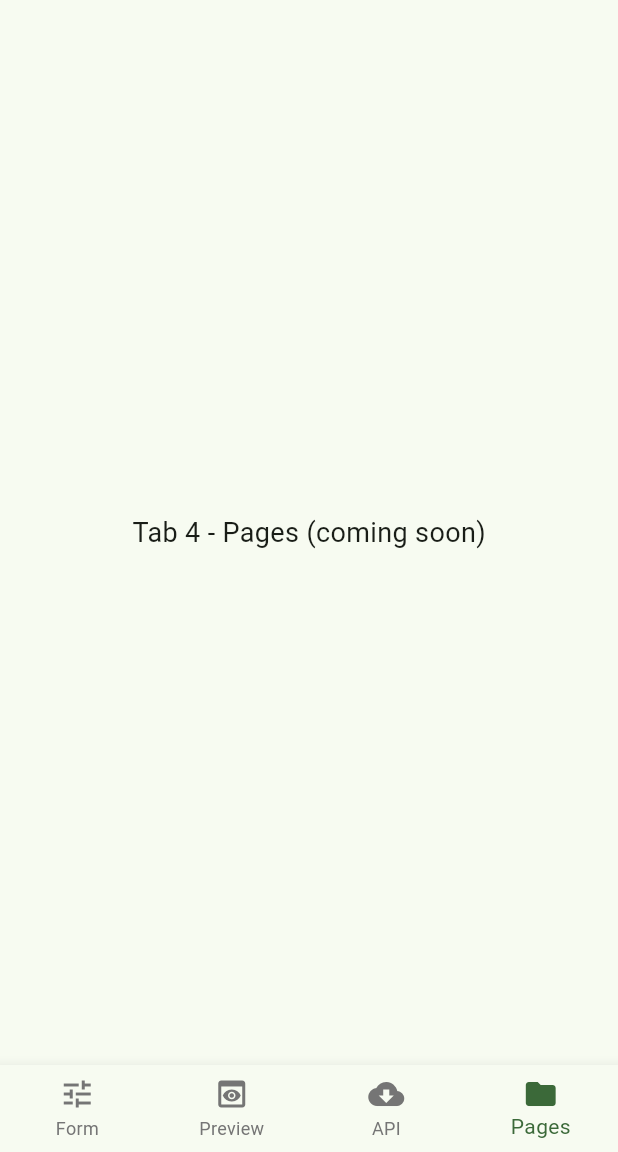
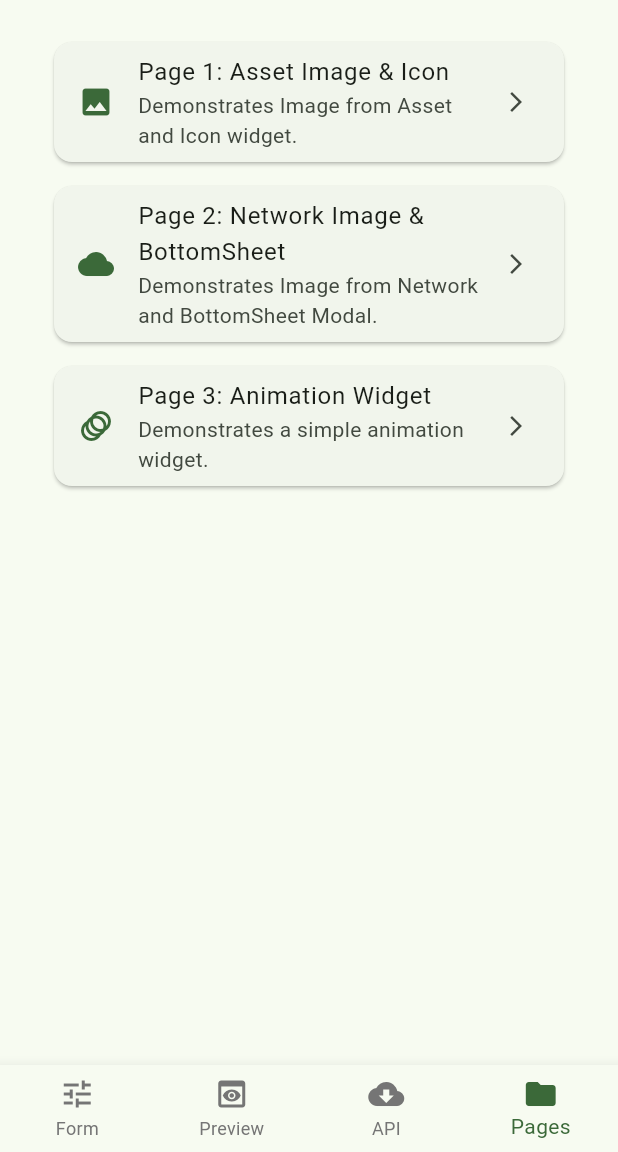
Before and after one commit to shahalamahmed/flutter1, a Flutter app: the screen it shows after launch, item 4 of the bottom bar chosen, on a phone screen of 412 x 824 dp, the part 84-1236 px from its top. Run offline on Flutter 3.47's test engine with Material 3 defaults, Android fonts, the phone set to English and light mode, and no system bars; network calls fail.

Commit message:
task complate

```diff
--- a/lib/home_activity.dart
+++ b/lib/home_activity.dart
@@ -2,6 +2,7 @@ import 'package:flutter/material.dart';
 import 'tabs/tab_one.dart';
 import 'tabs/tab_two.dart';
 import 'tabs/tab_three.dart';
+import 'tabs/tab_four.dart';
 import 'pages/notification_page.dart';
 
 class HomeActivity extends StatefulWidget {
@@ -49,7 +50,7 @@ class _HomeActivityState extends State<HomeActivity> {
       const Center(
         child: Padding(
           padding: EdgeInsets.all(20),
-          child: Text("Tab 4 - Pages (coming soon)", style: TextStyle(fontSize: 18)),
+          child: TabFour(),
         ),
       ),
     ];
--- /dev/null
+++ b/lib/tabs/tab_four.dart
@@ -0,0 +1,57 @@
+// lib/tabs/tab_four.dart
+
+import 'package:flutter/material.dart';
+import '../pages/subpage_one.dart';
+import '../pages/subpage_two.dart';
+import '../pages/subpage_three.dart';
+
+class TabFour extends StatelessWidget {
+  const TabFour({super.key});
+
+  @override
+  Widget build(BuildContext context) {
+    return ListView(
+      children: [
+        _buildPageTile(
+          context,
+          title: 'Page 1: Asset Image & Icon',
+          subtitle: 'Demonstrates Image from Asset and Icon widget.',
+          icon: Icons.image,
+          page: const SubPageOne(),
+        ),
+        _buildPageTile(
+          context,
+          title: 'Page 2: Network Image & BottomSheet',
+          subtitle: 'Demonstrates Image from Network and BottomSheet Modal.',
+          icon: Icons.cloud,
+          page: const SubPageTwo(),
+        ),
+        _buildPageTile(
+          context,
+          title: 'Page 3: Animation Widget',
+          subtitle: 'Demonstrates a simple animation widget.',
+          icon: Icons.animation,
+          page: const SubPageThree(),
+        ),
+      ],
+    );
+  }
+
+  Widget _buildPageTile(BuildContext context, {required String title, required String subtitle, required IconData icon, required Widget page}) {
+    return Card(
+      margin: const EdgeInsets.symmetric(horizontal: 16, vertical: 8),
+      child: ListTile(
+        leading: Icon(icon, color: Theme.of(context).colorScheme.primary),
+        title: Text(title),
+        subtitle: Text(subtitle),
+        trailing: const Icon(Icons.arrow_forward_ios, size: 16),
+        onTap: () {
+          Navigator.push(
+            context,
+            MaterialPageRoute(builder: (_) => page),
+          );
+        },
+      ),
+    );
+  }
+}
--- a/pubspec.yaml
+++ b/pubspec.yaml
@@ -57,7 +57,8 @@ flutter:
   # included with your application, so that you can use the icons in
   # the material Icons class.
   uses-material-design: true
-
+assets:
+  - assets/
   # To add assets to your application, add an assets section, like this:
   # assets:
   #   - images/a_dot_burr.jpeg
```
Also changed, not shown: lib/pages/subpage_one.dart (added, +55 -0 lines), lib/pages/subpage_three.dart (added, +69 -0 lines), lib/pages/subpage_two.dart (added, +80 -0 lines).
